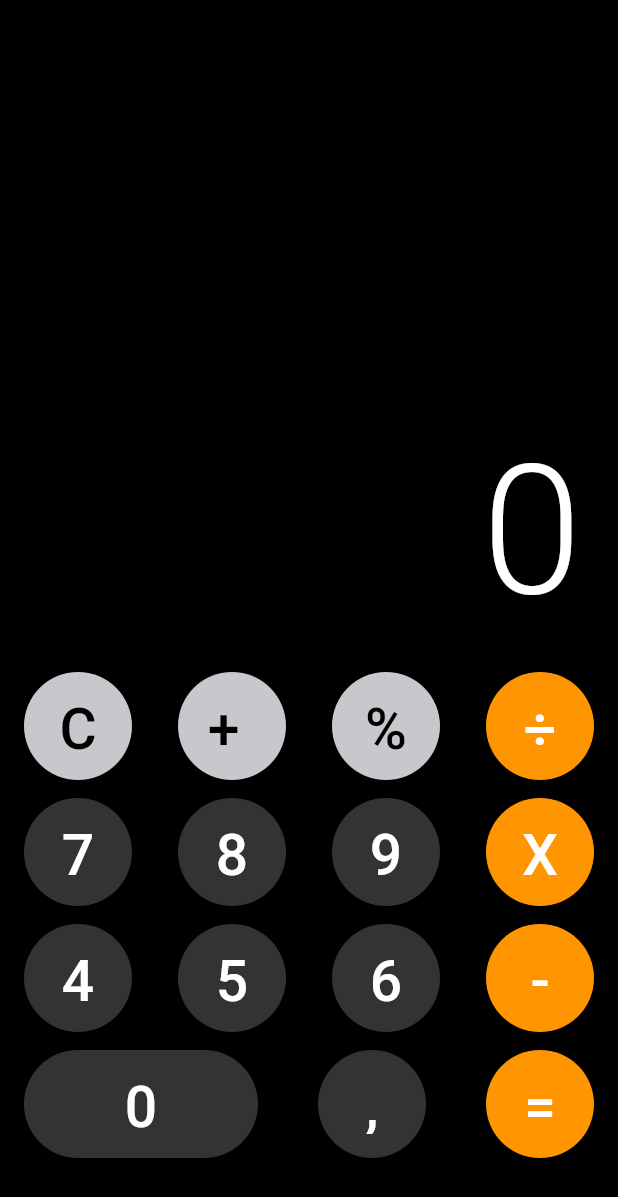
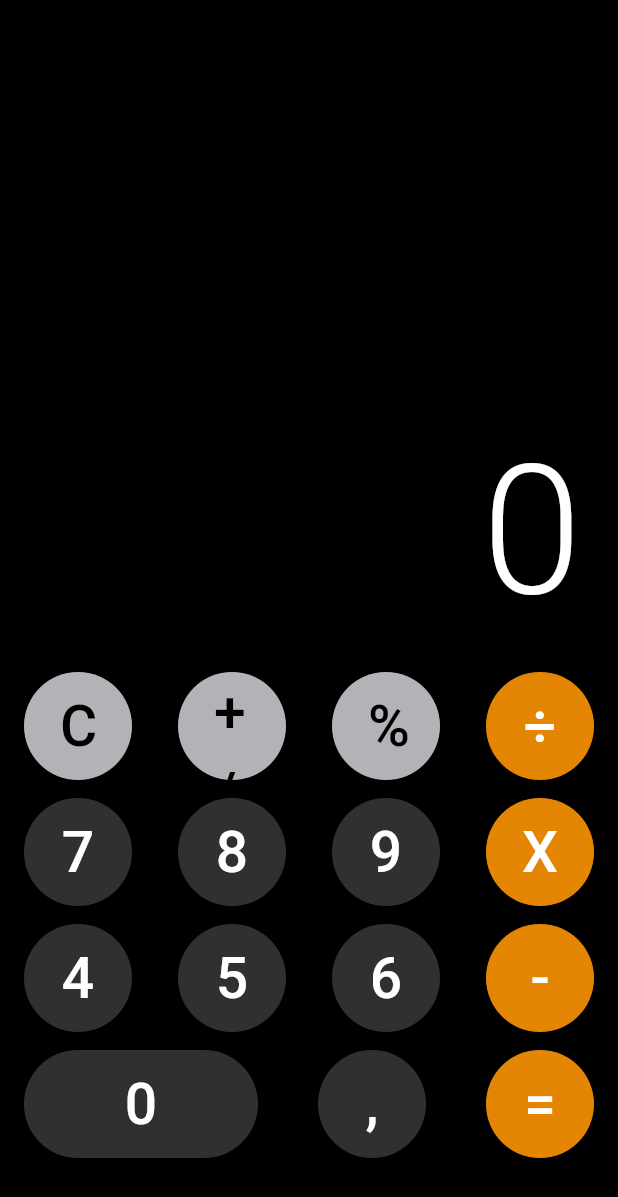
Before and after one commit to jisusDev/Calculator_flutter, a Flutter app: the screen it shows after launch, on a phone screen of 412 x 824 dp. Shown: the top 1197 px of the screen. Run offline on Flutter 3.47's test engine with Material 3 defaults, Android fonts, the phone set to English and light mode, and no system bars.

Commit message:
change widget CupertinoButton to ElevatedButton

```diff
--- a/lib/widgets/calculator_button.dart
+++ b/lib/widgets/calculator_button.dart
@@ -1,4 +1,5 @@
 import 'package:flutter/cupertino.dart';
+import 'package:flutter/material.dart';
 
 class CalculatorButton extends StatefulWidget {
   final double width;
@@ -31,8 +32,7 @@ class _CalculatorButtonState extends State<CalculatorButton> {
           width: widget.width,
           height: 72,
           color: widget.backgroundColor,
-          child: CupertinoButton(
-            pressedOpacity: 0.0,
+          child: ElevatedButton(
             onPressed: widget.onPressed,
             child: Text(
               widget.text,
```
